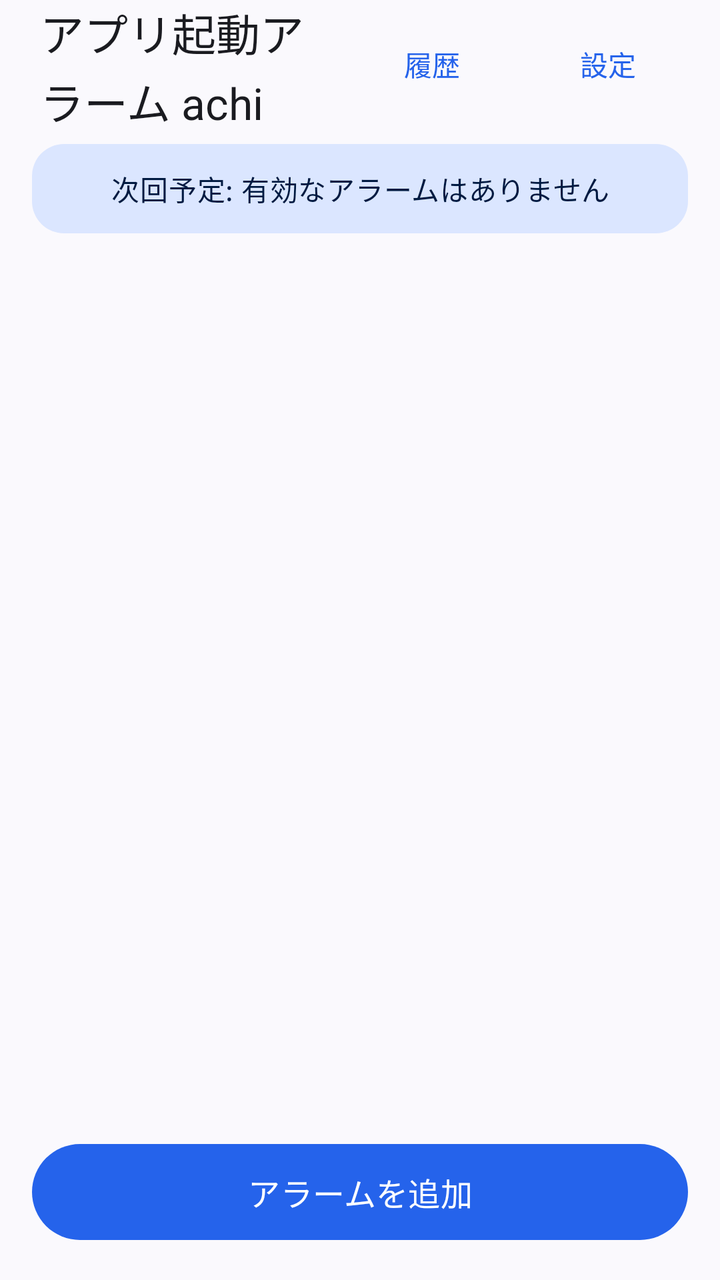
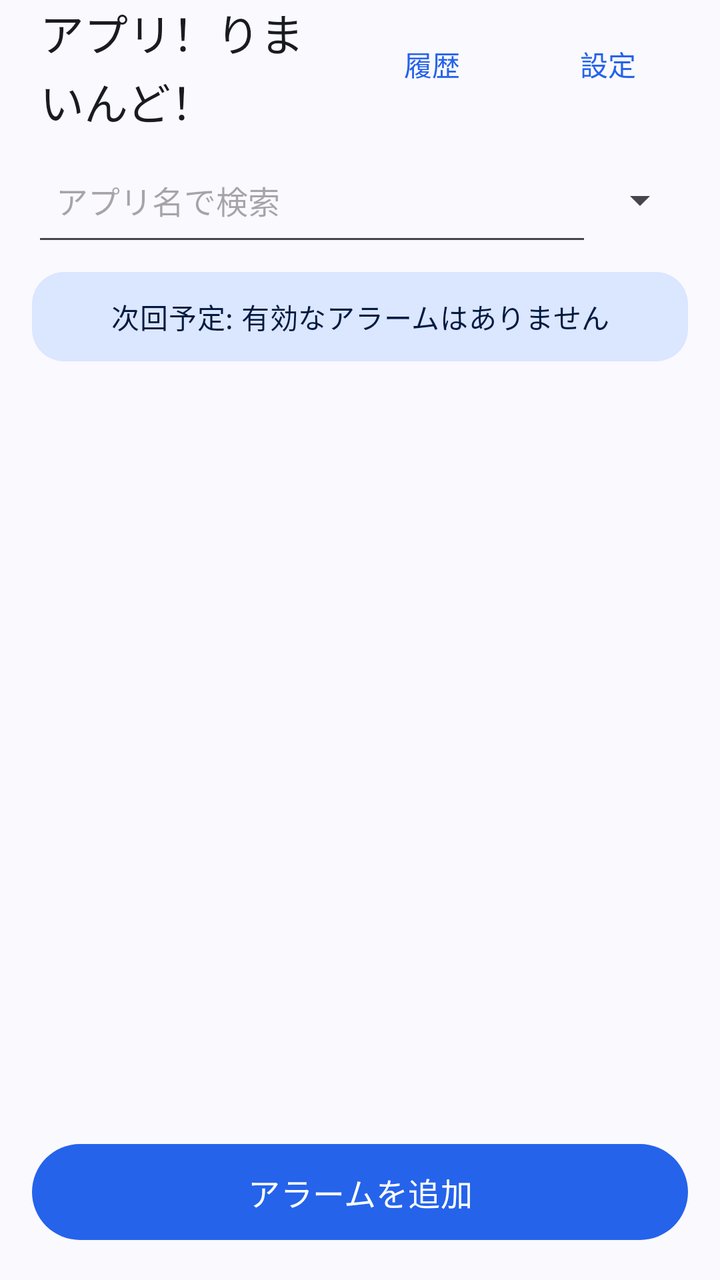

An Android layout rendered at two revisions. The XML below is the earlier revision; the diff shows what the commit changed to produce the second picture.
<!-- AndroidManifest.xml: application theme Theme.AppAlarm -->
<!-- res/layout/activity_main.xml -->
<?xml version="1.0" encoding="utf-8"?>
<LinearLayout xmlns:android="http://schemas.android.com/apk/res/android" xmlns:app="http://schemas.android.com/apk/res-auto"
    android:layout_width="match_parent"
    android:layout_height="match_parent"
    android:background="?attr/colorSurface"
    android:fitsSystemWindows="true"
    android:orientation="vertical">

    <LinearLayout
        android:layout_width="match_parent"
        android:layout_height="64dp"
        android:gravity="center_vertical"
        android:orientation="horizontal"
        android:paddingStart="20dp"
        android:paddingEnd="12dp">

        <TextView
            android:layout_width="0dp"
            android:layout_height="wrap_content"
            android:layout_weight="1"
            android:text="@string/app_name"
            android:textAppearance="?attr/textAppearanceTitleLarge"
            android:textColor="?attr/colorOnSurface" />

        <Button
            android:id="@+id/btn_history"
            style="@style/Widget.Material3.Button.TextButton"
            android:layout_width="wrap_content"
            android:layout_height="wrap_content"
            android:text="履歴"
            android:textColor="?attr/colorPrimary" />
        <Button
            android:id="@+id/btn_settings"
            style="@style/Widget.Material3.Button.TextButton"
            android:layout_width="wrap_content"
            android:layout_height="wrap_content"
            android:text="設定"
            android:textColor="?attr/colorPrimary" />
    </LinearLayout>

    <HorizontalScrollView
        android:id="@+id/scroll_groups"
        android:layout_width="match_parent"
        android:layout_height="wrap_content"
        android:paddingStart="16dp"
        android:paddingEnd="16dp"
        android:scrollbars="none">

        <com.google.android.material.chip.ChipGroup
            android:id="@+id/chip_group_tags"
            android:layout_width="wrap_content"
            android:layout_height="wrap_content"
            app:selectionRequired="true"
            app:singleLine="true"
            app:singleSelection="true" />
    </HorizontalScrollView>

    <TextView
        android:id="@+id/tv_next_summary"
        android:layout_width="match_parent"
        android:layout_height="wrap_content"
        android:layout_marginStart="16dp"
        android:layout_marginTop="8dp"
        android:layout_marginEnd="16dp"
        android:background="@drawable/bg_summary"
        android:gravity="center"
        android:padding="12dp"
        android:text="次回予定: 有効なアラームはありません"
        android:textAppearance="?attr/textAppearanceBodyMedium"
        android:textColor="?attr/colorOnPrimaryContainer" />

    <ListView
        android:id="@+id/alarm_list"
        android:layout_width="match_parent"
        android:layout_height="0dp"
        android:layout_weight="1"
        android:clipToPadding="false"
        android:divider="@null"
        android:dividerHeight="8dp"
        android:padding="16dp" />

    <Button
        android:id="@+id/btn_add_alarm"
        style="@style/Widget.Material3.Button"
        android:layout_width="match_parent"
        android:layout_height="56dp"
        android:layout_marginStart="16dp"
        android:layout_marginEnd="16dp"
        android:layout_marginBottom="16dp"
        android:text="@string/add_alarm"
        android:textSize="16sp" />

</LinearLayout>
<!-- resources referenced by this layout -->
<resources>
  <!-- drawable bg_summary (drawable) -->
  <?xml version="1.0" encoding="utf-8"?>
  <shape xmlns:android="http://schemas.android.com/apk/res/android" android:shape="rectangle">
      <corners android:radius="16dp" />
      <solid android:color="?attr/colorPrimaryContainer" />
  </shape>
  <string name="add_alarm">アラームを追加</string>
  <string name="app_name">アプリ起動アラーム achi</string>
  <style name="Theme.AppAlarm" parent="Theme.Material3.DayNight.NoActionBar">
          <item name="colorPrimary">#2563EB</item>
          <item name="colorOnPrimary">#FFFFFF</item>
          <item name="colorPrimaryContainer">#DBE6FF</item>
          <item name="colorOnPrimaryContainer">#001A41</item>
          <item name="colorSecondary">#575E71</item>
          <item name="colorOnSecondary">#FFFFFF</item>
          <item name="colorSecondaryContainer">#DBE2F9</item>
          <item name="colorOnSecondaryContainer">#141B2C</item>
          <item name="android:colorBackground">#FAF9FD</item>
          <item name="colorSurface">#FAF9FD</item>
          <item name="colorOnSurface">#1A1B20</item>
          <item name="colorSurfaceVariant">#E1E2EC</item>
          <item name="colorOnSurfaceVariant">#44474F</item>
          <item name="colorSurfaceContainerLowest">#FFFFFF</item>
          <item name="colorSurfaceContainerLow">#F4F3F7</item>
          <item name="colorSurfaceContainer">#EEEDF1</item>
          <item name="colorSurfaceContainerHigh">#E8E7EB</item>
          <item name="colorSurfaceContainerHighest">#E3E2E6</item>
          <item name="colorOutline">#74777F</item>
          <item name="colorOutlineVariant">#C4C6D0</item>
          <item name="colorError">#BA1A1A</item>
          <item name="colorOnError">#FFFFFF</item>
          <item name="android:statusBarColor">?attr/colorSurface</item>
          <item name="android:navigationBarColor">?attr/colorSurface</item>
          <item name="android:windowLightStatusBar">true</item>
          <item name="android:windowLightNavigationBar">true</item>
      </style>
</resources>

<!-- the commit's change to res/layout/activity_main.xml (unified diff, before → after) -->
@@ -36,6 +36,30 @@
             android:layout_height="wrap_content"
             android:text="設定"
             android:textColor="?attr/colorPrimary" />
+    </LinearLayout>
+
+    <LinearLayout
+        android:layout_width="match_parent"
+        android:layout_height="wrap_content"
+        android:orientation="horizontal"
+        android:gravity="center_vertical"
+        android:paddingStart="16dp"
+        android:paddingEnd="16dp"
+        android:paddingTop="8dp">
+        <EditText
+            android:id="@+id/edit_search_apps"
+            android:layout_width="0dp"
+            android:layout_height="56dp"
+            android:layout_weight="1"
+            android:hint="アプリ名で検索"
+            android:singleLine="true"
+            android:inputType="text"
+            android:textSize="16sp"
+            android:padding="12dp" />
+        <Spinner
+            android:id="@+id/spinner_sort"
+            android:layout_width="wrap_content"
+            android:layout_height="56dp" />
     </LinearLayout>
 
     <HorizontalScrollView
<!-- resource entries referenced after the edit -->
@@ -7,7 +7,7 @@
       <solid android:color="?attr/colorPrimaryContainer" />
   </shape>
   <string name="add_alarm">アラームを追加</string>
-  <string name="app_name">アプリ起動アラーム achi</string>
+  <string name="app_name">アプリ！りまいんど！</string>
   <style name="Theme.AppAlarm" parent="Theme.Material3.DayNight.NoActionBar">
           <item name="colorPrimary">#2563EB</item>
           <item name="colorOnPrimary">#FFFFFF</item>
